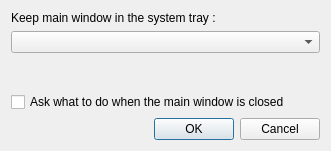
Old version of the form resources/ui/systray_management.ui in the repository Houston4444/RaySession.
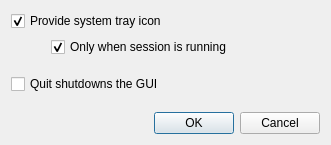
New version of the form.

Commit message: enable system tray icon

```diff
--- a/resources/ui/systray_management.ui
+++ b/resources/ui/systray_management.ui
@@ -7,7 +7,7 @@
     <x>0</x>
     <y>0</y>
     <width>331</width>
-    <height>151</height>
+    <height>145</height>
    </rect>
   </property>
   <property name="windowTitle">
@@ -15,14 +15,44 @@
   </property>
   <layout class="QVBoxLayout" name="verticalLayout">
    <item>
-    <widget class="QLabel" name="label">
+    <widget class="QCheckBox" name="checkBoxProvideSystray">
      <property name="text">
-      <string>Keep main window in the system tray :</string>
+      <string>Provide system tray icon</string>
+     </property>
+     <property name="checked">
+      <bool>true</bool>
      </property>
     </widget>
    </item>
    <item>
-    <widget class="QComboBox" name="comboBox"/>
+    <layout class="QHBoxLayout" name="horizontalLayout">
+     <item>
+      <spacer name="horizontalSpacer">
+       <property name="orientation">
+        <enum>Qt::Horizontal</enum>
+       </property>
+       <property name="sizeType">
+        <enum>QSizePolicy::Fixed</enum>
+       </property>
+       <property name="sizeHint" stdset="0">
+        <size>
+         <width>40</width>
+         <height>20</height>
+        </size>
+       </property>
+      </spacer>
+     </item>
+     <item>
+      <widget class="QCheckBox" name="checkBoxOnlySessionRunning">
+       <property name="text">
+        <string>Only when session is running</string>
+       </property>
+       <property name="checked">
+        <bool>true</bool>
+       </property>
+      </widget>
+     </item>
+    </layout>
    </item>
    <item>
     <spacer name="verticalSpacer">
@@ -43,10 +73,23 @@
       <string>&lt;html&gt;&lt;head/&gt;&lt;body&gt;&lt;p&gt;When checked, if a session is running, a pop up dialog will be shown when you try to close the main window, asking you if you want to save and close or abort session.&lt;/p&gt;&lt;p&gt;&lt;br/&gt;&lt;/p&gt;&lt;p&gt;Else, the GUI process will be closed but rest assured, you just have to launch RaySession once again and you will be able to manage the running session. This method uses less RAM than keeping window in system tray.&lt;/p&gt;&lt;/body&gt;&lt;/html&gt;</string>
      </property>
      <property name="text">
-      <string>Ask what to do when the main window is closed</string>
+      <string>Quit shutdowns the GUI</string>
      </property>
     </widget>
    </item>
+   <item>
+    <spacer name="verticalSpacer_2">
+     <property name="orientation">
+      <enum>Qt::Vertical</enum>
+     </property>
+     <property name="sizeHint" stdset="0">
+      <size>
+       <width>20</width>
+       <height>40</height>
+      </size>
+     </property>
+    </spacer>
+   </item>
    <item>
     <widget class="QDialogButtonBox" name="buttonBox">
      <property name="orientation">
```
Left out of the diff: 6 changed lines with no effect on the pictures. The commit also changes 7 other files.
